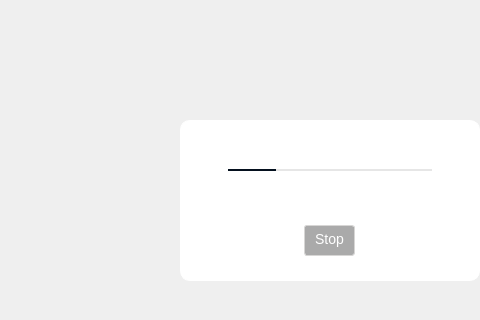
First picture: the form in src/MEGASync/gui/win/ViewLoadingScene.ui, repository meganz/MEGAsync, before the edit; both pictures show x 0 to 480 and y 0 to 320 of the 706 by 419 pixel window.
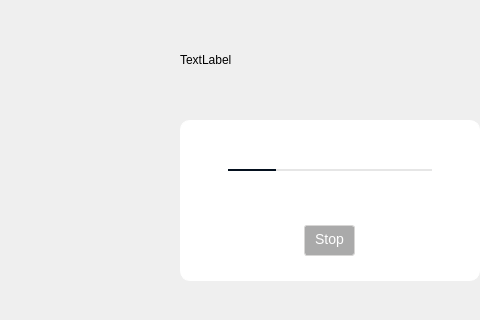
Second picture: the form after the edit. The open tabs and pages were chosen to show the change.

Commit message: Use a pixmap to hide the main view

What changed in the file:
```diff
--- a/src/MEGASync/gui/win/ViewLoadingScene.ui
+++ b/src/MEGASync/gui/win/ViewLoadingScene.ui
@@ -171,13 +171,13 @@
     </item>
    </layout>
   </widget>
-  <widget class="QWidget" name="LoadingViewContainer" native="true">
+  <widget class="QStackedWidget" name="LoadingViewContainer">
    <property name="geometry">
     <rect>
      <x>180</x>
      <y>10</y>
-     <width>12</width>
-     <height>22</height>
+     <width>100</width>
+     <height>100</height>
     </rect>
    </property>
    <property name="sizePolicy">
@@ -186,6 +186,13 @@
      <verstretch>0</verstretch>
     </sizepolicy>
    </property>
+   <property name="minimumSize">
+    <size>
+     <width>0</width>
+     <height>0</height>
+    </size>
+   </property>
+   <widget class="QWidget" name="LoadingView">
    <layout class="QVBoxLayout" name="viewLayout">
     <property name="spacing">
      <number>0</number>
@@ -203,6 +210,39 @@
      <number>0</number>
     </property>
    </layout>
+   </widget>
+   <widget class="QWidget" name="ViewCopy">
+    <layout class="QHBoxLayout" name="horizontalLayout">
+     <property name="spacing">
+      <number>0</number>
+     </property>
+     <property name="leftMargin">
+      <number>0</number>
+     </property>
+     <property name="topMargin">
+      <number>0</number>
+     </property>
+     <property name="rightMargin">
+      <number>0</number>
+     </property>
+     <property name="bottomMargin">
+      <number>0</number>
+     </property>
+     <item>
+      <widget class="QLabel" name="ViewCopyLabel">
+       <property name="sizePolicy">
+        <sizepolicy hsizetype="Expanding" vsizetype="Expanding">
+         <horstretch>0</horstretch>
+         <verstretch>0</verstretch>
+        </sizepolicy>
+       </property>
+       <property name="text">
+        <string>TextLabel</string>
+       </property>
+      </widget>
+     </item>
+    </layout>
+   </widget>
   </widget>
  </widget>
  <resources/>
```
Lines whose indentation alone changed are shown as unchanged. The commit also changes 6 other files.
